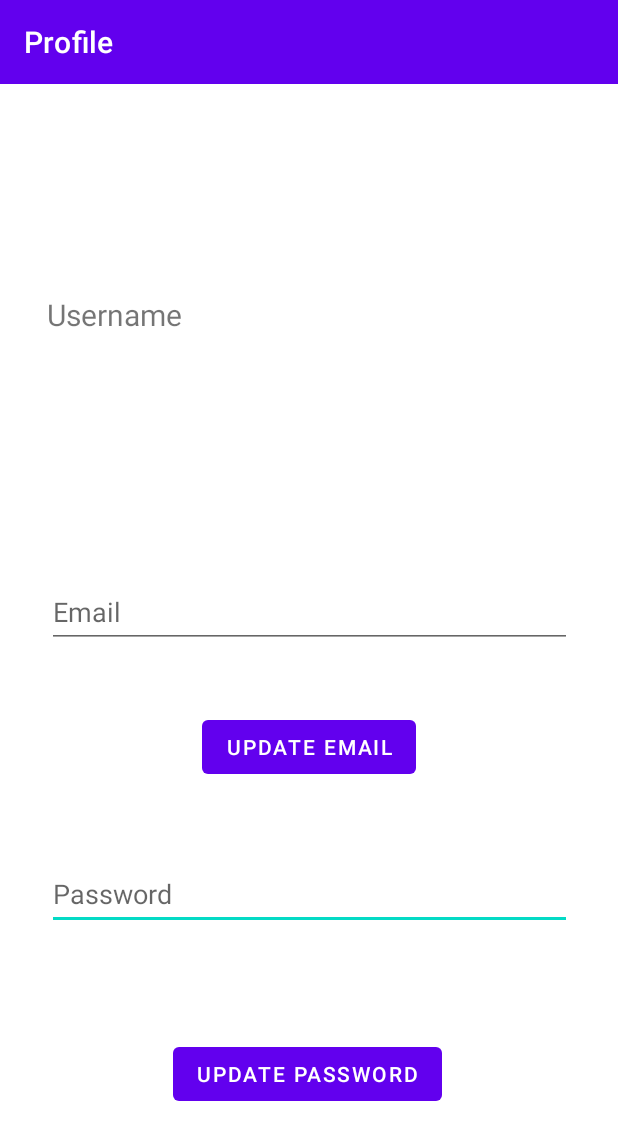
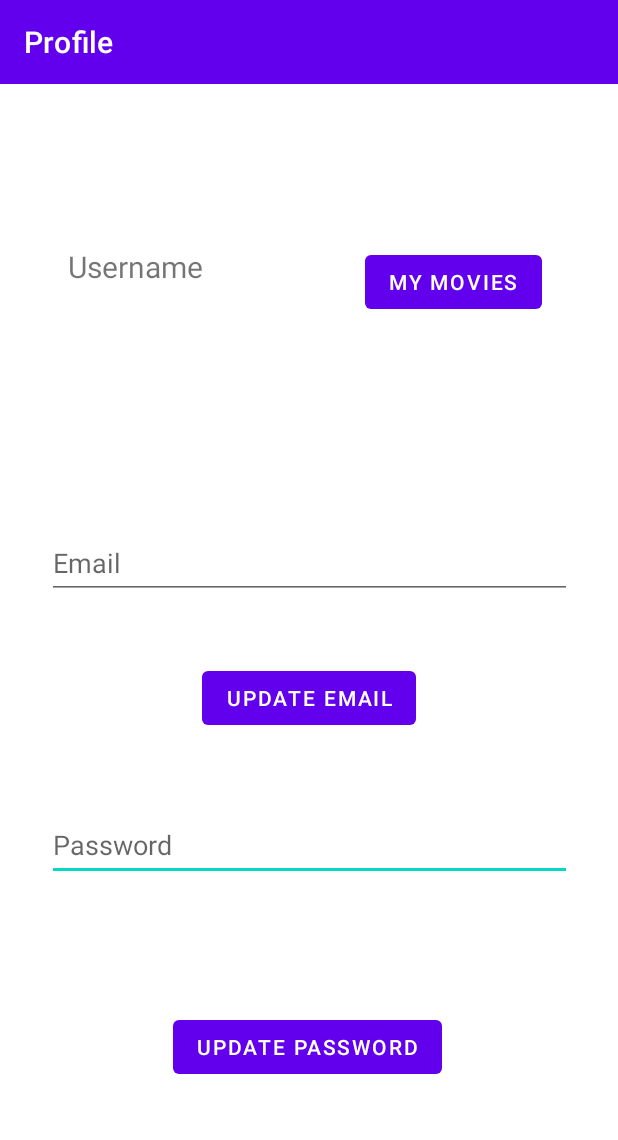
Before and after one commit to CKB1738/movieapp, an Android app: the UserProfileActivity screen opened directly, with no data from a screen before it, on a phone screen of 412 x 824 dp. Shown: the top 1140 px of the screen. Run offline under Robolectric (Android 15) with nearby library versions, the phone set to English and light mode, and no system bars; 5 statements that could not run were skipped.

Commit message:
add a new page for favourite movie list, the list can dynamiccaly increase. add button in user profile activity to access to favourite list page. add image path to database movie table. add getPath, setPath method to movie class. add Adapter, viewHolder for recyclerView

```diff
--- a/app/build.gradle
+++ b/app/build.gradle
@@ -40,6 +40,7 @@ dependencies {
     implementation 'androidx.appcompat:appcompat:1.6.0'
     implementation 'com.google.android.material:material:1.8.0'
     implementation 'androidx.constraintlayout:constraintlayout:2.1.4'
+    implementation 'androidx.recyclerview:recyclerview:1.3.0'
     testImplementation 'junit:junit:4.13.2'
     androidTestImplementation 'androidx.test.ext:junit:1.1.3'
     androidTestImplementation 'androidx.test.espresso:espresso-core:3.4.0'
--- a/app/src/main/java/comp3350/go4tv/presentation/MainActivity.java
+++ b/app/src/main/java/comp3350/go4tv/presentation/MainActivity.java
@@ -129,7 +129,8 @@ public class MainActivity extends AppCompatActivity {
 
             File outFile = new File(copyPath);
 
-            if (!outFile.exists()) {
+//            if (!outFile.exists()) {
+            if(true){
                 InputStreamReader in = new InputStreamReader(assetManager.open(asset));
                 FileWriter out = new FileWriter(outFile);
 
--- a/app/src/main/java/comp3350/go4tv/presentation/UserProfileActivity.java
+++ b/app/src/main/java/comp3350/go4tv/presentation/UserProfileActivity.java
@@ -4,7 +4,6 @@ import androidx.appcompat.app.AppCompatActivity;
 
 import android.content.Intent;
 import android.os.Bundle;
-import android.util.Log;
 import android.view.View;
 import android.widget.Button;
 import android.widget.EditText;
@@ -18,7 +17,7 @@ import comp3350.go4tv.objects.User;
 public class UserProfileActivity extends AppCompatActivity {
     EditText email, password;
     TextView username;
-    Button updateUsernameButton, updateEmailButton, updatePasswordButton;
+    Button showFavouriteListButton, updateEmailButton, updatePasswordButton;
     AccessUser accessUser;
     User currentUser;
     String usernameString;
@@ -37,10 +36,11 @@ public class UserProfileActivity extends AppCompatActivity {
 
         updateEmailButton = (Button) findViewById(R.id.updateEmail);
         updatePasswordButton = (Button) findViewById(R.id.updatePassword);
-
+        showFavouriteListButton = (Button) findViewById(R.id.movieListButton);
 
         updateEmailButton.setOnClickListener(updateEmailButtonListener);
         updatePasswordButton.setOnClickListener(updatePasswordButtonListener);
+        showFavouriteListButton.setOnClickListener(showFavouriteListButtonListener);
 
         Intent i = getIntent();
         usernameString = i.getStringExtra("username");
@@ -66,7 +66,21 @@ public class UserProfileActivity extends AppCompatActivity {
         public void onClick(View v) {updatePasswordButtonClicked(v);}
     };
 
+    private View.OnClickListener showFavouriteListButtonListener = new View.OnClickListener(){
 
+        @Override public void onClick(View v){
+            showMyFavouriteList(v);
+        }
+    };
+
+
+    private void showMyFavouriteList(View v){
+
+        Intent i  = new Intent(this, FavouriteListActivity.class);
+        i.putExtra("username",usernameString);
+        startActivity(i);
+
+    }
     private void updateEmailButtonClicked(View v) {
         String newEmail = email.getText().toString();
         User currUser = accessUser.updateUser(usernameString, currentUser.getPassword(), newEmail);
--- a/app/src/main/res/layout/activity_user_profile.xml
+++ b/app/src/main/res/layout/activity_user_profile.xml
@@ -61,14 +61,26 @@
 
     <TextView
         android:id="@+id/profileUsername"
-        android:layout_width="350dp"
-        android:layout_height="48dp"
-        android:layout_marginTop="140dp"
+        android:layout_width="150dp"
+        android:layout_height="47dp"
+        android:layout_marginTop="108dp"
         android:text="Username"
         android:textSize="20dp"
         app:layout_constraintEnd_toEndOf="parent"
-        app:layout_constraintHorizontal_bias="0.508"
+        app:layout_constraintHorizontal_bias="0.172"
         app:layout_constraintStart_toStartOf="parent"
         app:layout_constraintTop_toTopOf="parent" />
 
+    <Button
+        android:id="@+id/movieListButton"
+        android:layout_width="wrap_content"
+        android:layout_height="wrap_content"
+        android:text="My Movies"
+        app:layout_constraintBottom_toTopOf="@+id/profileEmail"
+        app:layout_constraintEnd_toEndOf="parent"
+        app:layout_constraintHorizontal_bias="0.489"
+        app:layout_constraintStart_toEndOf="@+id/profileUsername"
+        app:layout_constraintTop_toTopOf="parent"
+        app:layout_constraintVertical_bias="0.437" />
+
 </androidx.constraintlayout.widget.ConstraintLayout>
```
Also changed, not shown: app/src/main/AndroidManifest.xml (+6 -4 lines), app/src/main/java/comp3350/go4tv/objects/Movie.java (+32 -1 lines), app/src/main/java/comp3350/go4tv/persistence/hsqldb/FavouriteMoviePersistenceHSQLDB.java (+14 -4 lines), app/src/main/java/comp3350/go4tv/persistence/hsqldb/MoviePersistenceHSQLDB.java (+6 -1 lines), app/src/main/java/comp3350/go4tv/presentation/Adapter.java (added, +45 -0 lines), app/src/main/java/comp3350/go4tv/presentation/FavouriteListActivity.java (added, +48 -0 lines), app/src/main/java/comp3350/go4tv/presentation/MainPageActivity.java (+5 -5 lines), app/src/main/java/comp3350/go4tv/presentation/movieViewHolder.java (added, +24 -0 lines), app/src/main/res/layout/activity_favourite_list.xml (added, +14 -0 lines), app/src/main/res/layout/movielist.xml (added, +21 -0 lines), app/src/main/res/drawable/little_dixie.webp (renamed from app/src/main/res/drawable/litlle_dixie.webp), 1 other file.
